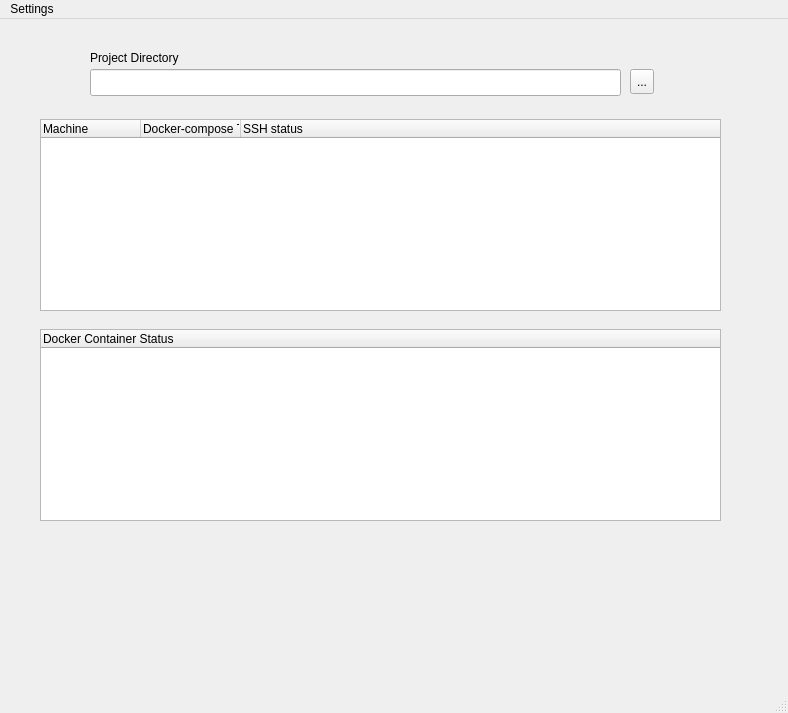
First picture: the form in qt5Ui/ui/Ui_MainWindowBase.ui, repository ArthurWuTW/docker-compose-management, before the edit.
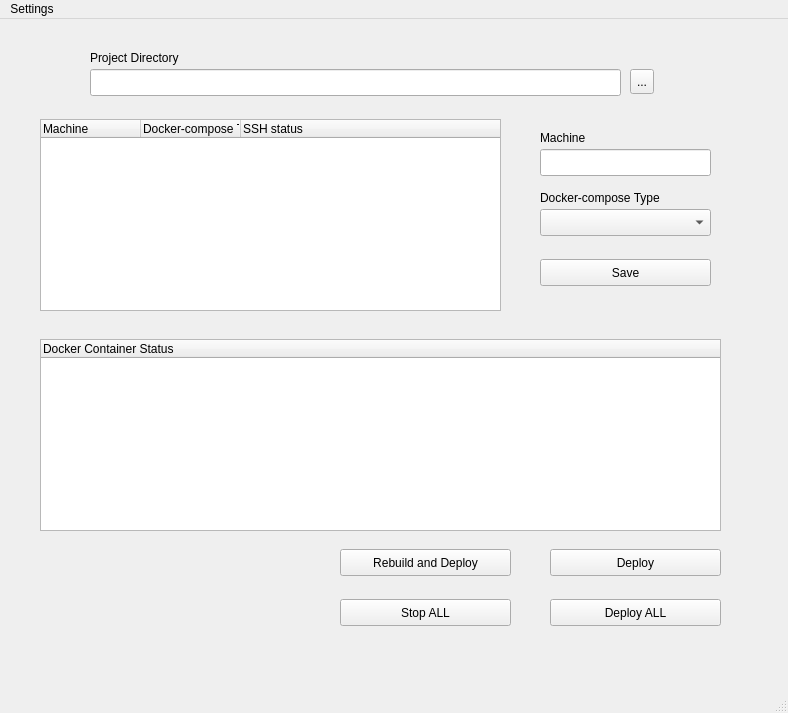
Second picture: the form after the edit.

```diff
--- a/qt5Ui/ui/Ui_MainWindowBase.ui
+++ b/qt5Ui/ui/Ui_MainWindowBase.ui
@@ -19,7 +19,7 @@
      <rect>
       <x>40</x>
       <y>100</y>
-      <width>681</width>
+      <width>461</width>
       <height>192</height>
      </rect>
     </property>
@@ -82,7 +82,7 @@
     <property name="geometry">
      <rect>
       <x>40</x>
-      <y>310</y>
+      <y>320</y>
       <width>681</width>
       <height>192</height>
      </rect>
@@ -93,6 +93,120 @@
      </property>
     </column>
    </widget>
+   <widget class="QComboBox" name="comboBox">
+    <property name="geometry">
+     <rect>
+      <x>540</x>
+      <y>190</y>
+      <width>171</width>
+      <height>27</height>
+     </rect>
+    </property>
+   </widget>
+   <widget class="QLabel" name="label_2">
+    <property name="geometry">
+     <rect>
+      <x>540</x>
+      <y>170</y>
+      <width>161</width>
+      <height>17</height>
+     </rect>
+    </property>
+    <property name="text">
+     <string>Docker-compose Type</string>
+    </property>
+   </widget>
+   <widget class="QLabel" name="label_3">
+    <property name="geometry">
+     <rect>
+      <x>540</x>
+      <y>110</y>
+      <width>161</width>
+      <height>17</height>
+     </rect>
+    </property>
+    <property name="text">
+     <string>Machine</string>
+    </property>
+   </widget>
+   <widget class="QLineEdit" name="lineEditMachineName">
+    <property name="geometry">
+     <rect>
+      <x>540</x>
+      <y>130</y>
+      <width>171</width>
+      <height>27</height>
+     </rect>
+    </property>
+    <property name="readOnly">
+     <bool>true</bool>
+    </property>
+   </widget>
+   <widget class="QPushButton" name="pushButtonSave">
+    <property name="geometry">
+     <rect>
+      <x>540</x>
+      <y>240</y>
+      <width>171</width>
+      <height>27</height>
+     </rect>
+    </property>
+    <property name="text">
+     <string>Save</string>
+    </property>
+   </widget>
+   <widget class="QPushButton" name="pushButtonDeploy">
+    <property name="geometry">
+     <rect>
+      <x>550</x>
+      <y>530</y>
+      <width>171</width>
+      <height>27</height>
+     </rect>
+    </property>
+    <property name="text">
+     <string>Deploy</string>
+    </property>
+   </widget>
+   <widget class="QPushButton" name="pushButtonDeloyAll">
+    <property name="geometry">
+     <rect>
+      <x>550</x>
+      <y>580</y>
+      <width>171</width>
+      <height>27</height>
+     </rect>
+    </property>
+    <property name="text">
+     <string>Deploy ALL</string>
+    </property>
+   </widget>
+   <widget class="QPushButton" name="pushButtonRebuildDeploy">
+    <property name="geometry">
+     <rect>
+      <x>340</x>
+      <y>530</y>
+      <width>171</width>
+      <height>27</height>
+     </rect>
+    </property>
+    <property name="text">
+     <string>Rebuild and Deploy</string>
+    </property>
+   </widget>
+   <widget class="QPushButton" name="pushButtonDeployStopAll">
+    <property name="geometry">
+     <rect>
+      <x>340</x>
+      <y>580</y>
+      <width>171</width>
+      <height>27</height>
+     </rect>
+    </property>
+    <property name="text">
+     <string>Stop ALL</string>
+    </property>
+   </widget>
   </widget>
   <widget class="QMenuBar" name="menubar">
    <property name="geometry">
```
